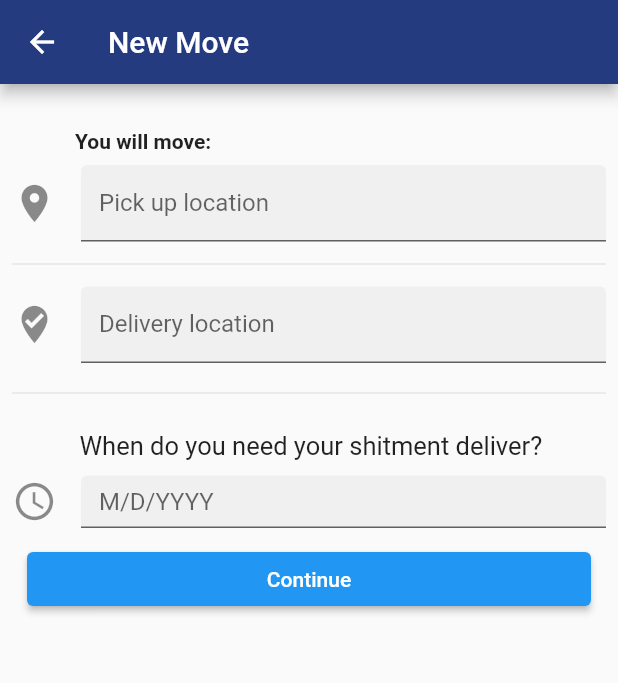
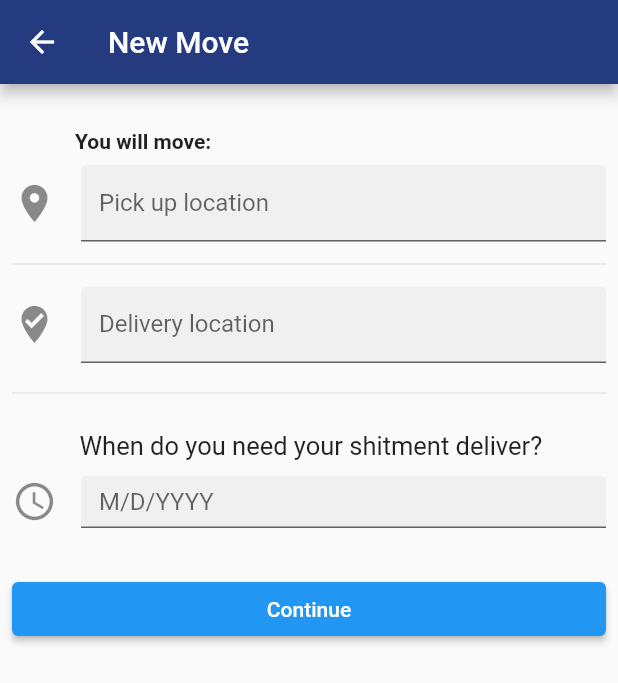
Before and after one commit to olivermendez/sendi_shippers, a Flutter app: the NewMovePage screen opened directly with empty values, on a phone screen of 412 x 824 dp. Shown: the top 683 px of the screen. Run offline on Flutter 3.47's test engine with Material 2 defaults, Android fonts, the phone set to English and light mode, and no system bars.

Commit message:
updates and new page

```diff
--- a/lib/src/pages/new_move.dart
+++ b/lib/src/pages/listing_locations.dart
@@ -1,4 +1,5 @@
 import 'package:flutter/material.dart';
+import 'package:my_app/src/pages/listing_detail.dart';
 
 class NewMovePage extends StatefulWidget {
   final String seleted;
@@ -27,10 +28,12 @@ class _NewMovePageState extends State<NewMovePage> {
             padding: const EdgeInsets.only(left: 50.0),
             child: Text(
               "You will move: " + widget.seleted,
-              style: TextStyle(fontWeight: FontWeight.bold),
+              style: const TextStyle(fontWeight: FontWeight.bold),
             ),
           ),
-          NewMoveForm(),
+          NewMoveForm(
+            listing: widget.seleted,
+          ),
         ],
       ),
     );
@@ -38,7 +41,8 @@ class _NewMovePageState extends State<NewMovePage> {
 }
 
 class NewMoveForm extends StatefulWidget {
-  NewMoveForm({Key? key}) : super(key: key);
+  final String listing;
+  NewMoveForm({required this.listing, Key? key}) : super(key: key);
 
   @override
   _NewMoveFormState createState() => _NewMoveFormState();
@@ -109,9 +113,17 @@ class _NewMoveFormState extends State<NewMoveForm> {
                   autocorrect: false,
                 ),
                 Padding(
-                  padding: const EdgeInsets.all(10.0),
-                  child:
-                      ElevatedButton(onPressed: () {}, child: Text("Continue")),
+                  padding: const EdgeInsets.only(top: 30.0),
+                  child: ElevatedButton(
+                      onPressed: () {
+                        Navigator.push(
+                            context,
+                            MaterialPageRoute(
+                                builder: (context) => ListindDetailsPage(
+                                      listing: widget.listing,
+                                    )));
+                      },
+                      child: const Text("Continue")),
                 )
               ],
             ),
--- a/lib/src/pages/page_seleted_index.dart
+++ b/lib/src/pages/page_seleted_index.dart
@@ -1,6 +1,6 @@
 import 'package:flutter/material.dart';
 import 'package:my_app/models/commodities.dart';
-import 'package:my_app/src/pages/new_move.dart';
+import 'package:my_app/src/pages/listing_locations.dart';
 
 class SubCommoditiePage extends StatefulWidget {
   final Commodity seleted;
```
Also changed, not shown: lib/src/pages/home_page.dart (+6 -3 lines), lib/src/pages/listing_detail.dart (added, +20 -0 lines), 1 other file.
